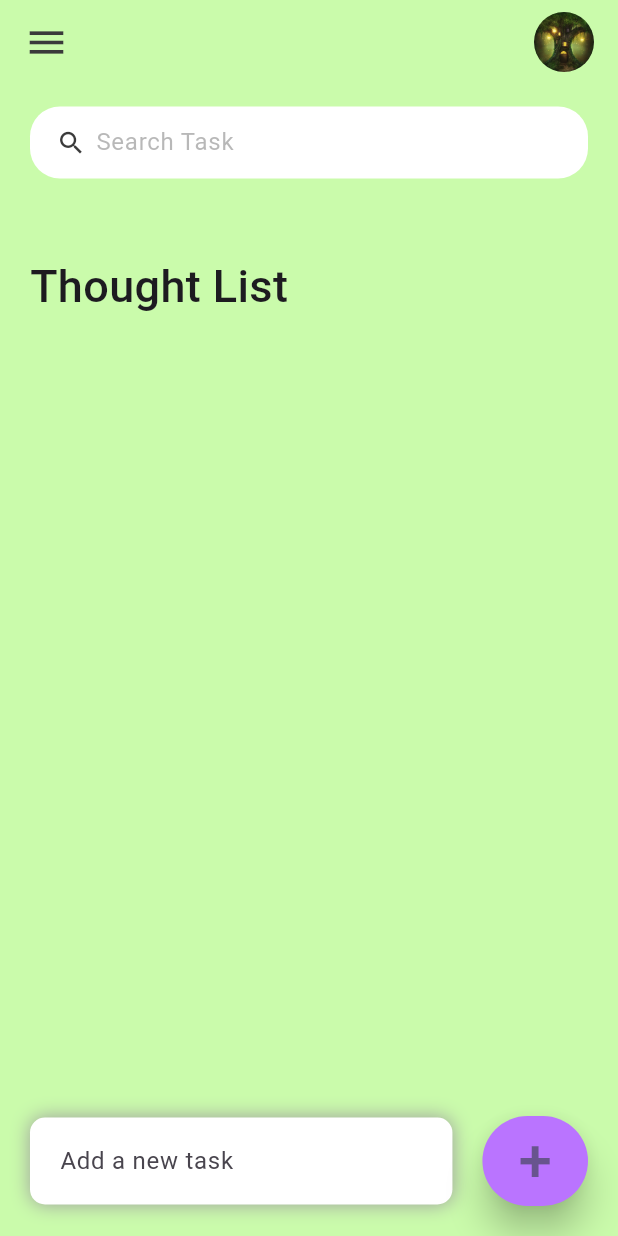
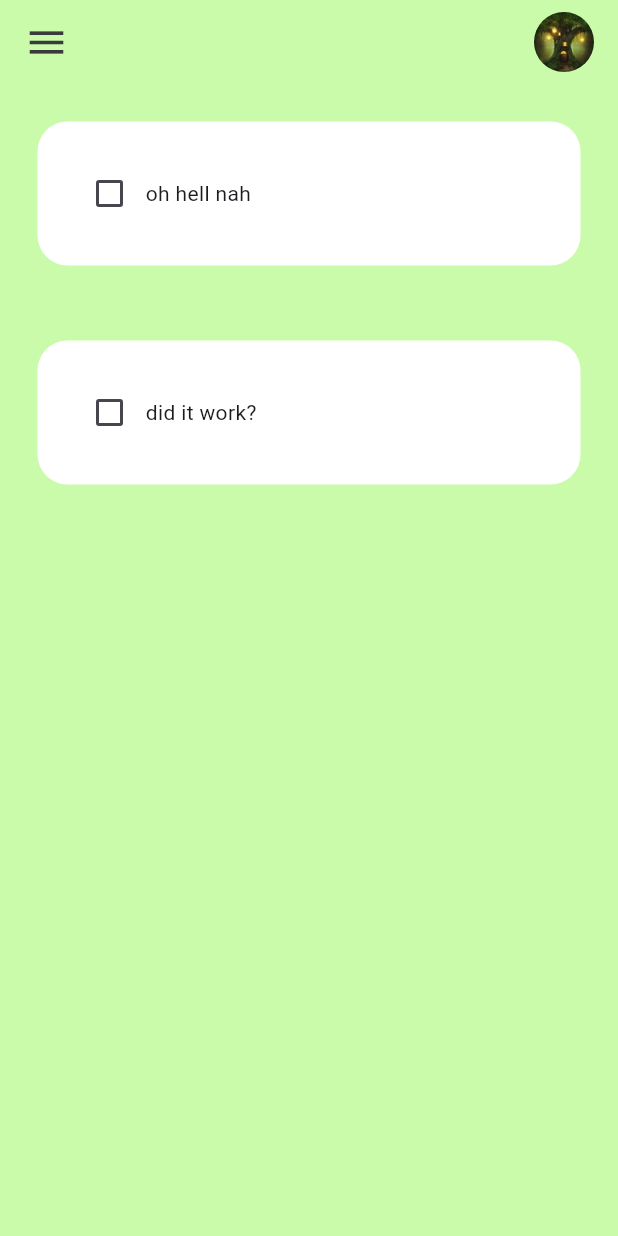
Before and after one commit to kwabenaf/todo_flutter, a Flutter app: the screen it shows after launch, on a phone screen of 412 x 824 dp. Run offline on Flutter 3.47's test engine with Material 2 defaults, Android fonts, the phone set to English and light mode, and no system bars; our stand-ins replace hive_flutter; accounts and stored records are empty.

Commit message:
new todo list + checkbox

```diff
--- a/lib/main.dart
+++ b/lib/main.dart
@@ -1,13 +1,12 @@
 import 'package:flutter/material.dart';
-import 'package:hive_flutter/hive_flutter.dart';
 import 'package:tut_todo/pages/home.dart';
 
-void main() async {
+void main() /*async*/ {
   //init the Hive
-  await Hive.initFlutter();
+  //await Hive.initFlutter();
 
   //open a box
-  var box = await Hive.openBox('mybox');
+  //var box = await Hive.openBox('mybox');
 
   runApp(const MyApp());
 }
--- a/lib/model/todo.dart
+++ /dev/null
@@ -1,21 +0,0 @@
-class ToDo {
-  String? id;
-  String? todoText;
-  bool isDone;
-
-  ToDo({
-    required this.id,
-    required this.todoText,
-    this.isDone = false,
-  });
-
-  static List<ToDo> todoList() {
-    return [
-      /*ToDo(
-        id: '01',
-        todoText: 'skate',
-        isDone: false,
-      )*/
-    ];
-  }
-}
--- a/lib/pages/home.dart
+++ b/lib/pages/home.dart
@@ -1,10 +1,9 @@
 import 'package:flutter/material.dart';
-import 'package:hive_flutter/hive_flutter.dart';
+import 'package:tut_todo/util/todo_tile.dart';
 
 import '../constants/colors.dart';
-import '../data/database.dart';
-import '../model/todo.dart';
-import '../widgets/todo_item.dart';
+//import '../model/todo.dart';
+//import '../widgets/todo_item.dart';
 
 class Home extends StatefulWidget {
   const Home({Key? key}) : super(key: key);
@@ -14,10 +13,91 @@ class Home extends StatefulWidget {
 }
 
 class _HomeState extends State<Home> {
+  // list of todo tasks
+  List toDoList = [
+    ["oh hell nah", false],
+    ["did it work?", false],
+  ];
+
+  //checkbox was tapped
+  void checkBoxChanged(bool? value, int index) {
+    setState(() {
+      toDoList[index][1] = !toDoList[index][1];
+    });
+  }
+
+  @override
+  Widget build(BuildContext context) {
+    return Scaffold(
+      backgroundColor: sgGreen,
+      appBar: _buildAppBar(),
+      body: ListView.builder(
+        itemCount: toDoList.length,
+        itemBuilder: (context, index) {
+          return ToDoTile(
+            taskName: toDoList[index][0],
+            taskCompleted: toDoList[index][1],
+            onChanged: (value) => checkBoxChanged(value, index),
+          );
+        },
+      ),
+    );
+  }
+}
+
+AppBar _buildAppBar() {
+  return AppBar(
+    title: Row(
+      mainAxisAlignment: MainAxisAlignment.spaceBetween,
+      children: [
+        const Icon(
+          Icons.menu,
+          color: tdBlack,
+          size: 30,
+        ),
+        SizedBox(
+          height: 40,
+          width: 40,
+          child: ClipRRect(
+            borderRadius: BorderRadius.circular(20),
+            child: Image.asset('assets/images/tree.jpg'),
+          ),
+        )
+      ],
+    ),
+    backgroundColor: sgGreen,
+  );
+}
+
+
+
+
+
+
+
+
+
+
+
+
+
+
+
+
+
+
+
+
+
+
+
+
+/*
+class _HomeState extends State<Home> {
   //reference to hive box
   final _mybox = Hive.openBox('mybox');
   TodoDatabase db = TodoDatabase();
-
+/*
   final todosList = ToDo.todoList();
   List<ToDo> _foundTodos = [];
   final _todoController = TextEditingController();
@@ -27,6 +107,7 @@ class _HomeState extends State<Home> {
     _foundTodos = todosList;
     super.initState();
   }
+*/
 
   @override
   Widget build(BuildContext context) {
@@ -59,12 +140,12 @@ class _HomeState extends State<Home> {
                           ),
                         ),
                       ),
-                      for (ToDo todo in _foundTodos.reversed)
+                      /*for (ToDo todo in _foundTodos.reversed)
                         ToDoItem(
                           todo: todo,
                           onToDoChanged: _handleToDoChange,
                           onDeleteItem: _deleteToDoItem,
-                        ),
+                        ),*/
                     ],
                   ),
                 )
@@ -95,7 +176,7 @@ class _HomeState extends State<Home> {
                     ],
                     borderRadius: BorderRadius.circular(10),
                   ),
-                    child: TextField(
+                  /*child: TextField(
                       controller: _todoController,
                       decoration: const InputDecoration(
                         hintText: 'Add a new task',
@@ -104,7 +185,8 @@ class _HomeState extends State<Home> {
                       onSubmitted: (value) {
                         _addToDoItem(_todoController.text);
                       },
-                    )),
+                    )*/
+                ),
               ),
               Container(
                 margin: const EdgeInsets.only(
@@ -113,7 +195,7 @@ class _HomeState extends State<Home> {
                 ),
                 child: ElevatedButton(
                   onPressed: () {
-                    _addToDoItem(_todoController.text);
+                    //_addToDoItem(_todoController.text);
                   },
                   style: ElevatedButton.styleFrom(
                     backgroundColor: tdpurp,
@@ -135,6 +217,7 @@ class _HomeState extends State<Home> {
     );
   }
 
+/*
   void _handleToDoChange(ToDo todo) {
     setState(() {
       todo.isDone = !todo.isDone;
@@ -180,6 +263,8 @@ class _HomeState extends State<Home> {
     });
   }
 
+*/
+
   Widget searchBox() {
     return Container(
       padding: const EdgeInsets.symmetric(horizontal: 15),
@@ -187,9 +272,9 @@ class _HomeState extends State<Home> {
         color: Colors.white,
         borderRadius: BorderRadius.circular(20),
       ),
-      child: TextField(
-        onChanged: (value) => _runFilter(value),
-        decoration: const InputDecoration(
+      child: const TextField(
+        //onChanged: (value) => _runFilter(value),
+        decoration: InputDecoration(
           contentPadding: EdgeInsets.all(0),
           prefixIcon: Icon(
             Icons.search,
@@ -232,3 +317,4 @@ class _HomeState extends State<Home> {
     );
   }
 }
+*/
--- a/lib/widgets/todo_item.dart
+++ b/lib/pages/old_todo.txt
@@ -1,3 +1,5 @@
+//todo_item.dart - this is responsible for the todo title still and funtionalilty
+
 import 'package:flutter/material.dart';
 
 import '../constants/colors.dart';
@@ -102,3 +104,33 @@ class ToDoItem extends StatelessWidget {
     );
   }
 }
+
+
+-------------------------------------------------------------------------------------------------------------------------
+-------------------------------------------------------------------------------------------------------------------------
+
+
+//todo.dart (class) - This is the list of todos **do not think its too important**
+
+
+class ToDo {
+  String? id;
+  String? todoText;
+  bool isDone;
+
+  ToDo({
+    required this.id,
+    required this.todoText,
+    this.isDone = false,
+  });
+
+  static List<ToDo> todoList() {
+    return [
+      /*ToDo(
+        id: '01',
+        todoText: 'skate',
+        isDone: false,
+      )*/
+    ];
+  }
+}
--- /dev/null
+++ b/lib/util/todo_tile.dart
@@ -0,0 +1,35 @@
+import 'package:flutter/material.dart';
+
+class ToDoTile extends StatelessWidget {
+  final String taskName;
+  final bool taskCompleted;
+  Function(bool?)? onChanged;
+
+  ToDoTile({
+    super.key,
+    required this.taskName,
+    required this.taskCompleted,
+    required this.onChanged,
+  });
+
+  @override
+  Widget build(BuildContext context) {
+    return Padding(
+      padding: const EdgeInsets.all(25.0),
+      child: Container(
+        padding: const EdgeInsets.all(24.0),
+        decoration: BoxDecoration(
+            color: Colors.white, borderRadius: BorderRadius.circular(20)),
+        child: Row(
+          children: [
+            //checkbox
+            Checkbox(value: taskCompleted, onChanged: onChanged),
+
+            //task name
+            Text(taskName),
+          ],
+        ),
+      ),
+    );
+  }
+}
```
Lines whose indentation alone changed are shown as unchanged.
